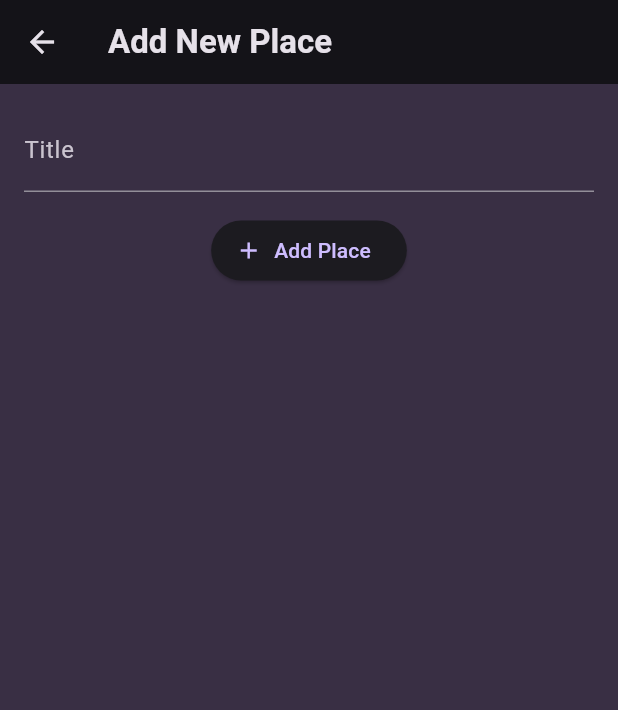
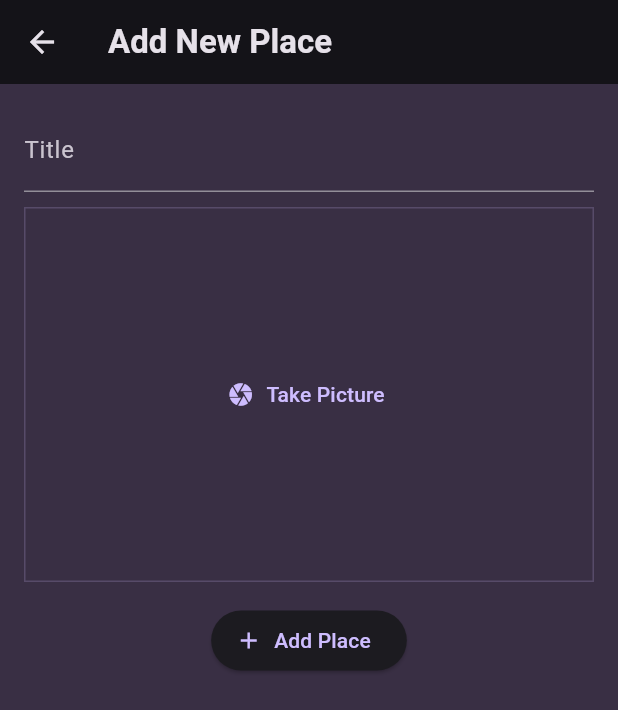
Before and after one commit to AbdelrhmanAmer/places_flutter_app, a Flutter app: the AddPlaceScreen screen opened directly, on a phone screen of 412 x 824 dp. Shown: the top 710 px of the screen. Run offline on Flutter 3.47's test engine with Material 3 defaults, Android fonts, the phone set to English and light mode, and no system bars; our stand-ins replace flutter_riverpod, google_fonts, image_picker.

Commit message:
Image Picker

```diff
--- a/places_app/lib/screens/add_place_screen.dart
+++ b/places_app/lib/screens/add_place_screen.dart
@@ -1,6 +1,7 @@
 import 'package:flutter/material.dart';
 import 'package:flutter_riverpod/flutter_riverpod.dart';
 import 'package:places_app/providers/user_places_provider.dart';
+import 'package:places_app/widgets/image_input.dart';
 
 class AddPlaceScreen extends ConsumerStatefulWidget {
   const AddPlaceScreen({super.key});
@@ -47,6 +48,8 @@ class _AddPlaceScreenState extends ConsumerState<AddPlaceScreen> {
                   color: Theme.of(context).colorScheme.onBackground
               ),
             ),
+            const SizedBox(height: 10,),
+            const ImageInput(),
             const SizedBox(height: 15,),
             ElevatedButton.icon(
               onPressed: _savePlace,
--- /dev/null
+++ b/places_app/lib/widgets/image_input.dart
@@ -0,0 +1,34 @@
+import 'package:flutter/material.dart';
+import 'package:image_picker/image_picker.dart';
+class ImageInput extends StatefulWidget {
+  const ImageInput({super.key});
+
+
+  @override
+  State<ImageInput> createState() => _ImageInputState();
+}
+
+class _ImageInputState extends State<ImageInput> {
+  _takePicture(){
+
+  }
+  @override
+  Widget build(BuildContext context) {
+    return Container(
+      height: 250,
+      width: double.infinity,
+      decoration: BoxDecoration(
+        border: Border.all(
+          color: Theme.of(context).colorScheme.primary.withOpacity(.2),
+          width: 1
+        )
+      ),
+      alignment: Alignment.center,
+      child: TextButton.icon(
+          onPressed: _takePicture,
+          label: const Text('Take Picture'),
+          icon: const Icon(Icons.camera)
+      ),
+    );
+  }
+}
--- a/places_app/pubspec.yaml
+++ b/places_app/pubspec.yaml
@@ -38,6 +38,7 @@ dependencies:
   google_fonts: ^6.1.0
   uuid: ^4.2.1
   flutter_riverpod: ^2.4.9
+  image_picker: ^1.0.4
 
 dev_dependencies:
   flutter_test:
```
Also changed, not shown: places_app/pubspec.lock, 6 other files.
